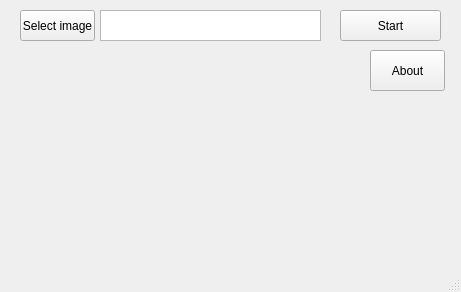
The window that mainwindow.ui (AndresMDQ25/communicationChannels) describes before a commit, drawn with Qt 5.
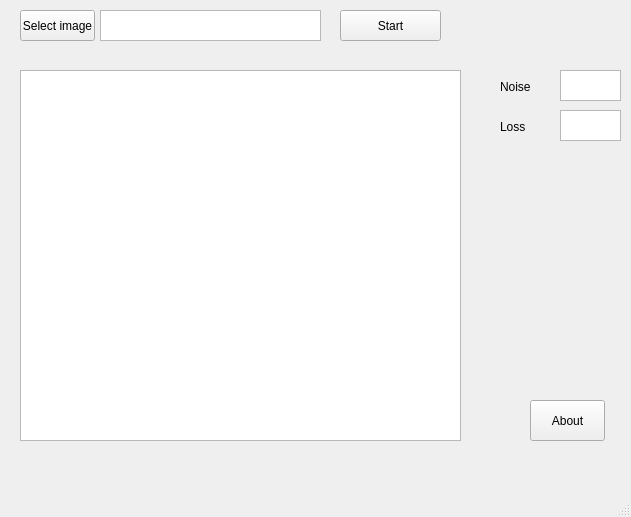
The same window after the commit.

Commit message: Data visualization on UI

```diff
--- a/mainwindow.ui
+++ b/mainwindow.ui
@@ -6,8 +6,8 @@
    <rect>
     <x>0</x>
     <y>0</y>
-    <width>461</width>
-    <height>292</height>
+    <width>631</width>
+    <height>517</height>
    </rect>
   </property>
   <property name="windowTitle">
@@ -17,8 +17,8 @@
    <widget class="QPushButton" name="aboutButton">
     <property name="geometry">
      <rect>
-      <x>370</x>
-      <y>50</y>
+      <x>530</x>
+      <y>400</y>
       <width>75</width>
       <height>41</height>
      </rect>
@@ -63,6 +63,71 @@
      <string>Start</string>
     </property>
    </widget>
+   <widget class="QTableWidget" name="matrixTable">
+    <property name="geometry">
+     <rect>
+      <x>20</x>
+      <y>70</y>
+      <width>441</width>
+      <height>371</height>
+     </rect>
+    </property>
+    <property name="rowCount">
+     <number>0</number>
+    </property>
+    <property name="columnCount">
+     <number>0</number>
+    </property>
+    <attribute name="horizontalHeaderDefaultSectionSize">
+     <number>70</number>
+    </attribute>
+   </widget>
+   <widget class="QTextBrowser" name="noiseBox">
+    <property name="geometry">
+     <rect>
+      <x>560</x>
+      <y>70</y>
+      <width>61</width>
+      <height>31</height>
+     </rect>
+    </property>
+   </widget>
+   <widget class="QTextBrowser" name="lossBox">
+    <property name="geometry">
+     <rect>
+      <x>560</x>
+      <y>110</y>
+      <width>61</width>
+      <height>31</height>
+     </rect>
+    </property>
+   </widget>
+   <widget class="QLabel" name="noiseLabel">
+    <property name="geometry">
+     <rect>
+      <x>500</x>
+      <y>80</y>
+      <width>47</width>
+      <height>13</height>
+     </rect>
+    </property>
+    <property name="text">
+     <string>Noise</string>
+    </property>
+   </widget>
+   <widget class="QLabel" name="lossLabel">
+    <property name="geometry">
+     <rect>
+      <x>500</x>
+      <y>120</y>
+      <width>47</width>
+      <height>13</height>
+     </rect>
+    </property>
+    <property name="text">
+     <string>Loss</string>
+    </property>
+   </widget>
   </widget>
   <widget class="QMenuBar" name="menuBar">
    <property name="geometry">
```
Left out of the diff: 2 changed lines with no effect on the pictures. The commit also changes 1 other file.
